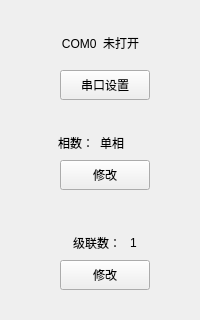
Qt form IDC_TestSystem/SI-PDU/toolbox/sisettingtoolwid.ui (ChinaClever/IDC_TestSystem) before a commit; both pictures show x 0 to 200 and y 0 to 320 of the 200 by 600 pixel window.
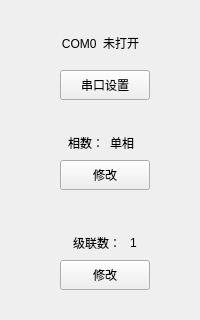
The same form after that commit.

```diff
--- a/IDC_TestSystem/SI-PDU/toolbox/sisettingtoolwid.ui
+++ b/IDC_TestSystem/SI-PDU/toolbox/sisettingtoolwid.ui
@@ -45,7 +45,7 @@
   <widget class="QLabel" name="devLineLab">
    <property name="geometry">
     <rect>
-     <x>100</x>
+     <x>110</x>
      <y>130</y>
      <width>54</width>
      <height>25</height>
@@ -58,7 +58,7 @@
   <widget class="QLabel" name="label">
    <property name="geometry">
     <rect>
-     <x>40</x>
+     <x>50</x>
      <y>130</y>
      <width>54</width>
      <height>25</height>
```
